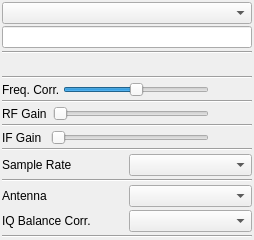
The window that plugins/samplesource/gnuradio/gnuradiogui.ui (osmocom/sdrangelove) describes before a commit, drawn with Qt 5.
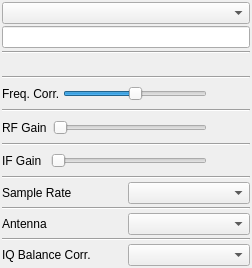
The same window after the commit. Custom widgets are drawn as their Qt base class.

Commit message: gnuradioinput: move horizontal line in gui control

The edit to the form file:
```diff
--- a/plugins/samplesource/gnuradio/gnuradiogui.ui
+++ b/plugins/samplesource/gnuradio/gnuradiogui.ui
@@ -6,9 +6,8 @@
    <rect>
     <x>0</x>
     <y>0</y>
-    <width>254</width>
-    <height>239</height>
-    <height>287</height>
+    <width>252</width>
+    <height>268</height>
    </rect>
   </property>
   <property name="sizePolicy">
@@ -355,7 +354,13 @@
      </item>
     </layout>
    </item>
-
+   <item>
+    <widget class="Line" name="line_7">
+     <property name="orientation">
+      <enum>Qt::Horizontal</enum>
+     </property>
+    </widget>
+   </item>
    <item>
     <layout class="QHBoxLayout" name="horizontalLayout_8">
      <property name="spacing">
@@ -373,14 +378,6 @@
      </item>
     </layout>
    </item>
-   <item>
-    <widget class="Line" name="line_8">
-     <property name="orientation">
-      <enum>Qt::Horizontal</enum>
-     </property>
-    </widget>
-   </item>
-
   </layout>
  </widget>
  <customwidgets>
```
